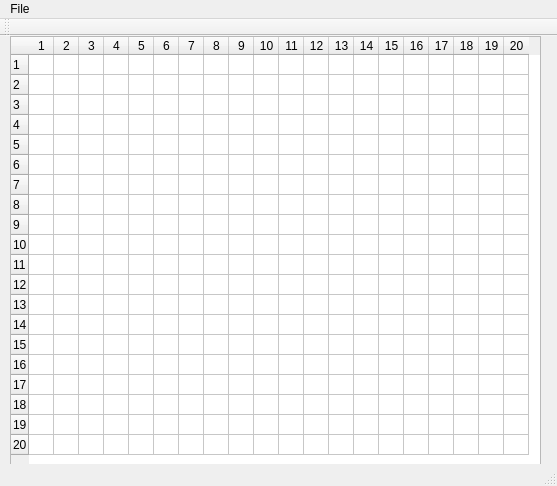
The window that Pawel_Niewolik/map/mainwindow.ui (madmilla/THO78-Roborescue) describes before a commit, drawn with Qt 5.
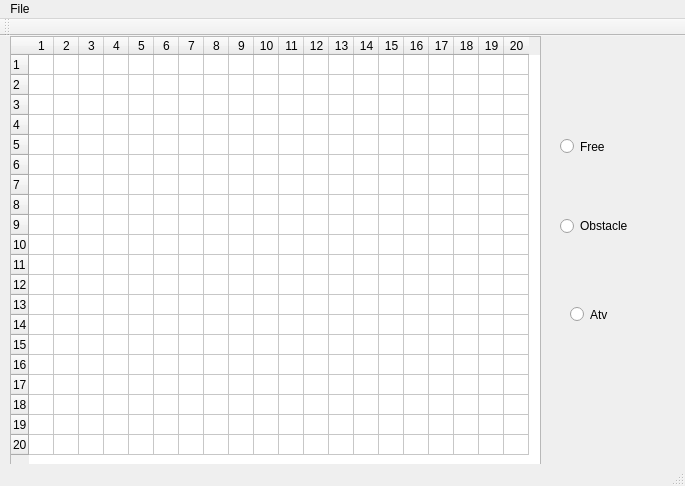
The same window after the commit.

Patch:
```diff
--- a/Pawel_Niewolik/map/mainwindow.ui
+++ b/Pawel_Niewolik/map/mainwindow.ui
@@ -6,7 +6,7 @@
    <rect>
     <x>0</x>
     <y>0</y>
-    <width>557</width>
+    <width>685</width>
     <height>486</height>
    </rect>
   </property>
@@ -151,13 +151,56 @@
     <column/>
     <column/>
    </widget>
+   <widget class="QRadioButton" name="radioButton">
+    <property name="geometry">
+     <rect>
+      <x>560</x>
+      <y>100</y>
+      <width>82</width>
+      <height>21</height>
+     </rect>
+    </property>
+    <property name="text">
+     <string>Free</string>
+    </property>
+   </widget>
+   <widget class="QRadioButton" name="radioButton_2">
+    <property name="geometry">
+     <rect>
+      <x>560</x>
+      <y>180</y>
+      <width>81</width>
+      <height>20</height>
+     </rect>
+    </property>
+    <property name="text">
+     <string>Obstacle</string>
+    </property>
+   </widget>
+   <widget class="QRadioButton" name="radioButton_3">
+    <property name="geometry">
+     <rect>
+      <x>570</x>
+      <y>270</y>
+      <width>82</width>
+      <height>17</height>
+     </rect>
+    </property>
+    <property name="text">
+     <string>Atv</string>
+    </property>
+   </widget>
+   <zorder>radioButton_3</zorder>
+   <zorder>tableWidget</zorder>
+   <zorder>radioButton</zorder>
+   <zorder>radioButton_2</zorder>
   </widget>
   <widget class="QMenuBar" name="menuBar">
    <property name="geometry">
     <rect>
      <x>0</x>
      <y>0</y>
-     <width>557</width>
+     <width>685</width>
      <height>21</height>
     </rect>
    </property>
```
